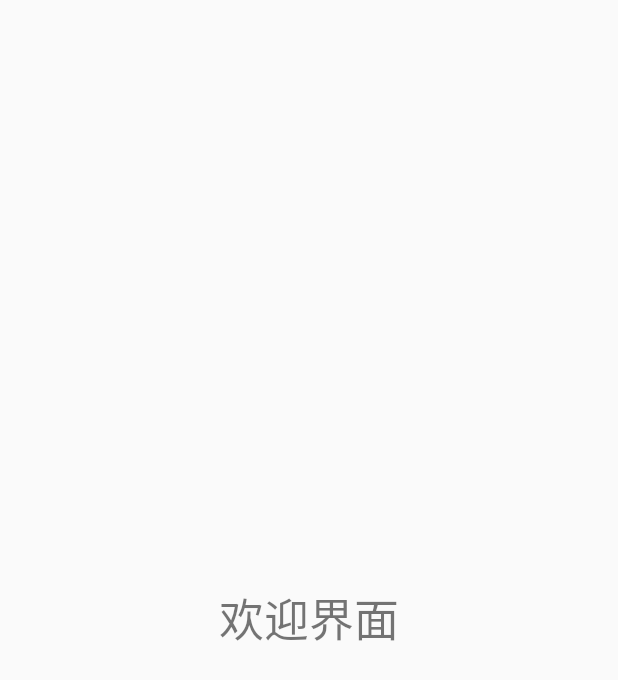
After one commit to ShakiraLax/ShuYuZhongBao, an Android app: the WelcomeActivity screen opened directly, with no data from a screen before it, on a phone screen of 412 x 824 dp. The commit adds this screen. Shown: the top 680 px of the screen. Run offline under Robolectric (Android 15) with nearby library versions, the phone set to English and light mode, and no system bars; libraries missing offline, so code that uses them is left out: com.tumblr.remember; 3 statements that could not run were skipped.

Commit message:
自动登录完成

```diff
--- /dev/null
+++ b/app/src/main/java/com/sypm/shuyuzhongbao/WelcomeActivity.java
@@ -0,0 +1,76 @@
+package com.sypm.shuyuzhongbao;
+
+import android.content.Intent;
+import android.os.Bundle;
+import android.os.Handler;
+import android.text.TextUtils;
+import android.widget.Toast;
+
+import com.sypm.shuyuzhongbao.api.RetrofitClient;
+import com.sypm.shuyuzhongbao.data.DataResult;
+import com.sypm.shuyuzhongbao.utils.BaseActivity;
+import com.sypm.shuyuzhongbao.utils.MD5Utils;
+import com.sypm.shuyuzhongbao.utils.RememberHelper;
+import com.sypm.shuyuzhongbao.utils.Utils;
+import com.tumblr.remember.Remember;
+
+import retrofit2.Call;
+import retrofit2.Callback;
+import retrofit2.Response;
+
+public class WelcomeActivity extends BaseActivity {
+
+    @Override
+    protected void onCreate(Bundle savedInstanceState) {
+        super.onCreate(savedInstanceState);
+        setContentView(R.layout.activity_welcome);
+
+        if (!Utils.isNetAvailable(this)) {
+            Toast.makeText(this, "当前没有网络连接...", Toast.LENGTH_SHORT).show();
+            intentLogin();
+            return;
+        }
+        autoLogin();
+    }
+
+    private void autoLogin() {
+        final String number = Remember.getString("number", "");
+        final String password = Remember.getString("password", "");
+        if (TextUtils.isEmpty(number) || TextUtils.isEmpty(password)) {
+            intentLogin();
+            return;
+        }
+        new Handler().postDelayed(new Runnable() {
+            @Override
+            public void run() {
+                requestLogin(number, password);
+            }
+        }, 2500);
+    }
+
+    private void intentLogin() {
+        startActivity(new Intent(this, LoginByAccountActivity.class));
+        finish();
+    }
+
+    private void requestLogin(final String number, final String password) {
+        final Call<DataResult> login = RetrofitClient.getInstance().getSYService().login(number, MD5Utils.md5Encode(password));
+        login.enqueue(new Callback<DataResult>() {
+            @Override
+            public void onResponse(Call<DataResult> call, Response<DataResult> response) {
+                RememberHelper.saveUserInfo(number, password);
+                intentMain();
+            }
+
+            @Override
+            public void onFailure(Call<DataResult> call, Throwable t) {
+                intentMain();
+            }
+        });
+    }
+
+    private void intentMain() {
+        startActivity(new Intent(this, MainActivity.class));
+        finish();
+    }
+}
--- a/app/src/main/java/com/sypm/shuyuzhongbao/utils/Utils.java
+++ b/app/src/main/java/com/sypm/shuyuzhongbao/utils/Utils.java
@@ -3,6 +3,8 @@ package com.sypm.shuyuzhongbao.utils;
 import android.content.Context;
 import android.content.pm.PackageInfo;
 import android.content.pm.PackageManager;
+import android.net.ConnectivityManager;
+import android.net.NetworkInfo;
 
 import java.security.MessageDigest;
 import java.security.NoSuchAlgorithmException;
@@ -44,4 +46,10 @@ public class Utils {
         }
         return null;
     }
+
+    public static boolean isNetAvailable(Context context) {
+        ConnectivityManager manager = (ConnectivityManager) context.getSystemService(Context.CONNECTIVITY_SERVICE);
+        NetworkInfo info = manager.getActiveNetworkInfo();
+        return (info != null && info.isAvailable());
+    }
 }
--- /dev/null
+++ b/app/src/main/res/layout/activity_welcome.xml
@@ -0,0 +1,19 @@
+<?xml version="1.0" encoding="utf-8"?>
+<RelativeLayout xmlns:android="http://schemas.android.com/apk/res/android"
+    xmlns:tools="http://schemas.android.com/tools"
+    android:id="@+id/activity_welcome"
+    android:layout_width="match_parent"
+    android:layout_height="match_parent"
+    android:paddingBottom="@dimen/activity_vertical_margin"
+    android:paddingLeft="@dimen/activity_horizontal_margin"
+    android:paddingRight="@dimen/activity_horizontal_margin"
+    android:paddingTop="@dimen/activity_vertical_margin"
+    tools:context="com.sypm.shuyuzhongbao.WelcomeActivity">
+
+    <TextView
+        android:layout_width="match_parent"
+        android:layout_height="match_parent"
+        android:gravity="center"
+        android:text="欢迎界面"
+        android:textSize="30dp" />
+</RelativeLayout>
```
Also changed, not shown: app/build.gradle (+6 -4 lines), app/src/main/AndroidManifest.xml (+8 -3 lines), app/src/main/java/com/sypm/shuyuzhongbao/LoginByAccountActivity.java (+2 -16 lines), app/src/main/java/com/sypm/shuyuzhongbao/MyFragment.java (+7 -1 lines).
